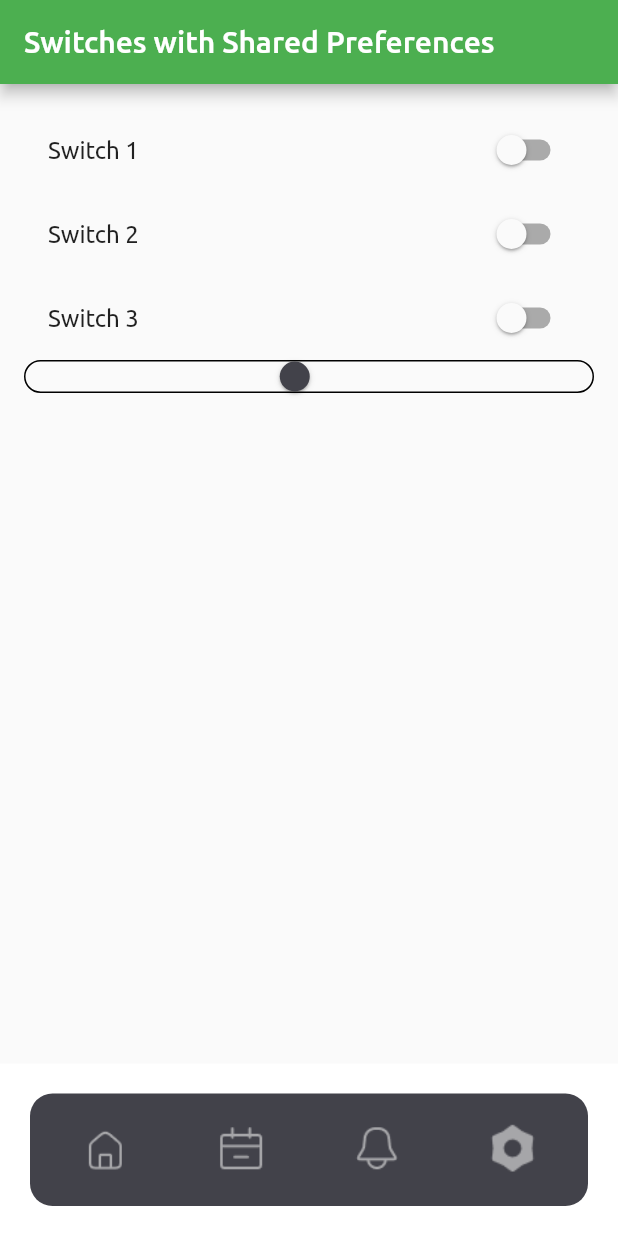
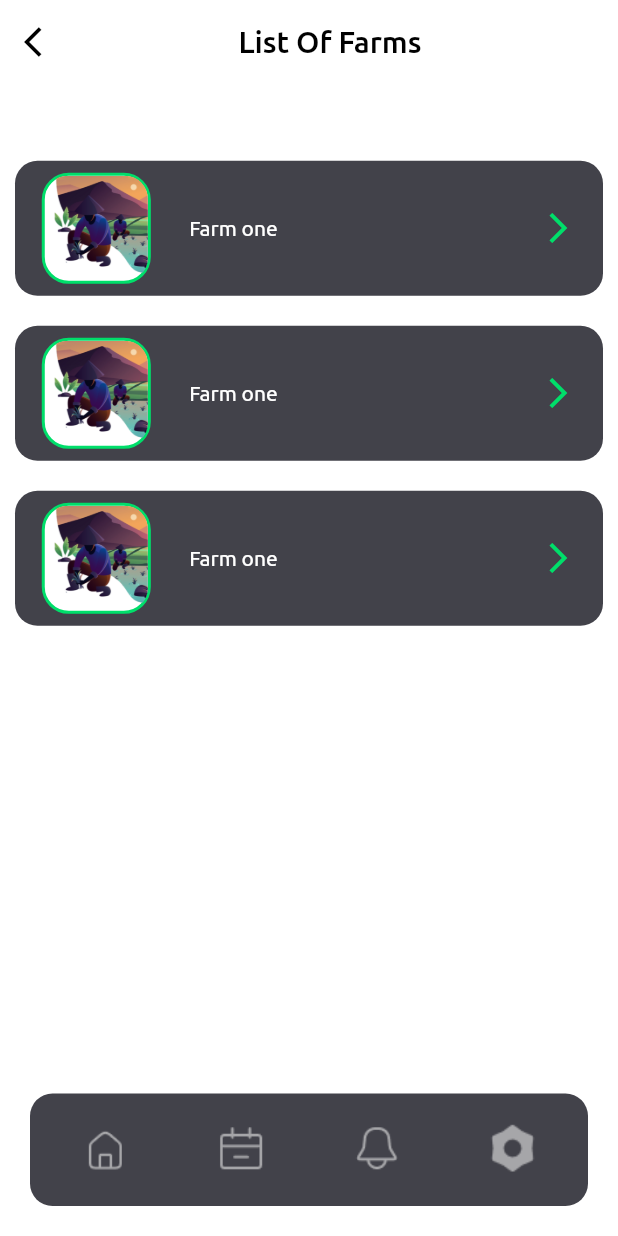
Before and after one commit to HudaOmer/Coepsense_VujaDE, a Flutter app: the screen it shows after launch, item 2 of the bottom bar chosen, on a phone screen of 412 x 824 dp. Run offline on Flutter 3.47's test engine with Material 2 defaults, Android fonts, the light colour scheme and no system bars; our stand-ins replace fl_chart, flutter_riverpod, shared_preferences; project files that could hold a hidden picture were left out.

Commit message:
Add Farm details page

```diff
--- /dev/null
+++ b/lib/components/farm_item.dart
@@ -0,0 +1,40 @@
+import 'package:flutter/material.dart';
+import '../utils/colors.dart';
+import '../utils/icons.dart';
+
+class FarmItem extends StatelessWidget {
+  final void Function() onTap;
+  const FarmItem({super.key, required this.onTap});
+
+  @override
+  Widget build(BuildContext context) {
+    return InkWell(
+      onTap: onTap,
+      child: Padding(
+        padding: const EdgeInsets.all(10.0),
+        child: Container(
+            padding: const EdgeInsets.all(5.0),
+            height: 90,
+            // width: MediaQuery.of(context).size.width * 0.9,
+            decoration: BoxDecoration(
+                color: contrastColor,
+                borderRadius: BorderRadius.circular(15.0)),
+            child: Row(
+                mainAxisAlignment: MainAxisAlignment.spaceAround,
+                children: [
+                  Container(
+                      decoration: BoxDecoration(
+                          color: Colors.white,
+                          border: Border.all(color: mainColor, width: 2),
+                          borderRadius: BorderRadius.circular(18.0)),
+                      child: ClipRRect(
+                          borderRadius: BorderRadius.circular(15.0),
+                          child: Image.asset(farmer, height: 70.0))),
+                  const Text('Farm one', style: TextStyle(color: Colors.white)),
+                  SizedBox(width: MediaQuery.of(context).size.width * 0.3),
+                  Icon(Icons.arrow_forward_ios, color: mainColor),
+                ])),
+      ),
+    );
+  }
+}
--- a/lib/components/settings_element.dart
+++ b/lib/components/settings_element.dart
@@ -58,7 +58,7 @@ class SettingsIconText extends StatelessWidget {
   Widget build(BuildContext context) {
     return GestureDetector(
         onTap: onTap,
-       child:Padding(
+        child: Padding(
           padding: const EdgeInsets.all(8.0),
           child: Row(
             children: [
--- a/lib/components/task_item.dart
+++ b/lib/components/task_item.dart
@@ -12,7 +12,6 @@ class TaskItem extends StatelessWidget {
       child: Container(
           padding: const EdgeInsets.all(5.0),
           height: 90,
-          // width: MediaQuery.of(context).size.width * 0.9,
           decoration: BoxDecoration(
               color: contrastColor, borderRadius: BorderRadius.circular(15.0)),
           child:
--- a/lib/pages/crop_price_page.dart
+++ b/lib/pages/farm/crop_price_page.dart
@@ -1,7 +1,6 @@
 import 'package:flutter/material.dart';
-
-import '../components/crop_item.dart';
-import '../models/crop.dart';
+import '../../components/crop_item.dart';
+import '../../models/crop.dart';
 
 String title = 'Crop Prices       ';
 
--- a/lib/pages/tasks_page.dart
+++ b/lib/pages/farms_page.dart
@@ -1,10 +1,11 @@
 import 'package:flutter/material.dart';
-import '../components/task_item.dart';
+import '../components/farm_item.dart';
+import 'farm/farm_detail.dart';
 
 String title = 'List Of Farms      ';
 
-class TasksPage extends StatelessWidget {
-  const TasksPage({super.key});
+class FarmsPage extends StatelessWidget {
+  const FarmsPage({super.key});
 
   @override
   Widget build(BuildContext context) {
@@ -22,9 +23,14 @@ class TasksPage extends StatelessWidget {
               crossAxisAlignment: CrossAxisAlignment.center,
               children: [
             SizedBox(height: MediaQuery.of(context).size.height * 0.05),
-            const TaskItem(),
-            const TaskItem(),
-            const TaskItem()
+            FarmItem(onTap: () {
+              Navigator.push(
+                context,
+                MaterialPageRoute(builder: (context) => const FarmDetailPage()),
+              );
+            }),
+            FarmItem(onTap: () {}),
+            FarmItem(onTap: () {})
           ])),
     );
   }
--- a/lib/pages/forget_password_page.dart
+++ b/lib/pages/forgot_password_page.dart
@@ -17,7 +17,11 @@ class ForgotPasswordPage extends StatelessWidget {
         iconTheme: IconThemeData(color: contrastColor),
         backgroundColor: Colors.white,
         title: const Text('Edit Profile'),
-        leading: const Icon(Icons.arrow_back_ios),
+        leading: InkWell(
+            onTap: () {
+              Navigator.pop(context);
+            },
+            child: const Icon(Icons.arrow_back_ios)),
       ),
       body: SingleChildScrollView(
         child: Column(
--- a/lib/pages/home_page.dart
+++ b/lib/pages/home_page.dart
@@ -5,7 +5,7 @@ import 'package:flutter/material.dart';
 import 'home_pages_navigation/home.dart';
 import 'home_pages_navigation/notifications.dart';
 import 'home_pages_navigation/settings_page.dart';
-import '../archive/toggle_button.dart';
+import 'farms_page.dart';
 
 double iconSize = 35;
 
@@ -20,10 +20,7 @@ class _HomePageState extends State<HomePage> {
   int currentIndex = 0;
   List<Widget> pages = [
     const Home(),
-    const SwitchesPage(),
-
-    //Center(child: Text("Calender")),
-    // Center(child: Text("Notifications")),
+    const FarmsPage(),
     const Notifications(),
     const SettingsPage(),
   ];
```
Also changed, not shown: lib/components/today_weather_template.dart (added, +77 -0 lines), lib/pages/farm/farm_detail.dart (added, +97 -0 lines), lib/pages/farm/soil_moisture_page.dart (added, +48 -0 lines), lib/pages/home_pages_navigation/tasks.dart (added, +28 -0 lines), lib/pages/sign_in_page.dart (+10 -1 lines). Lines whose indentation alone changed are shown as unchanged.
